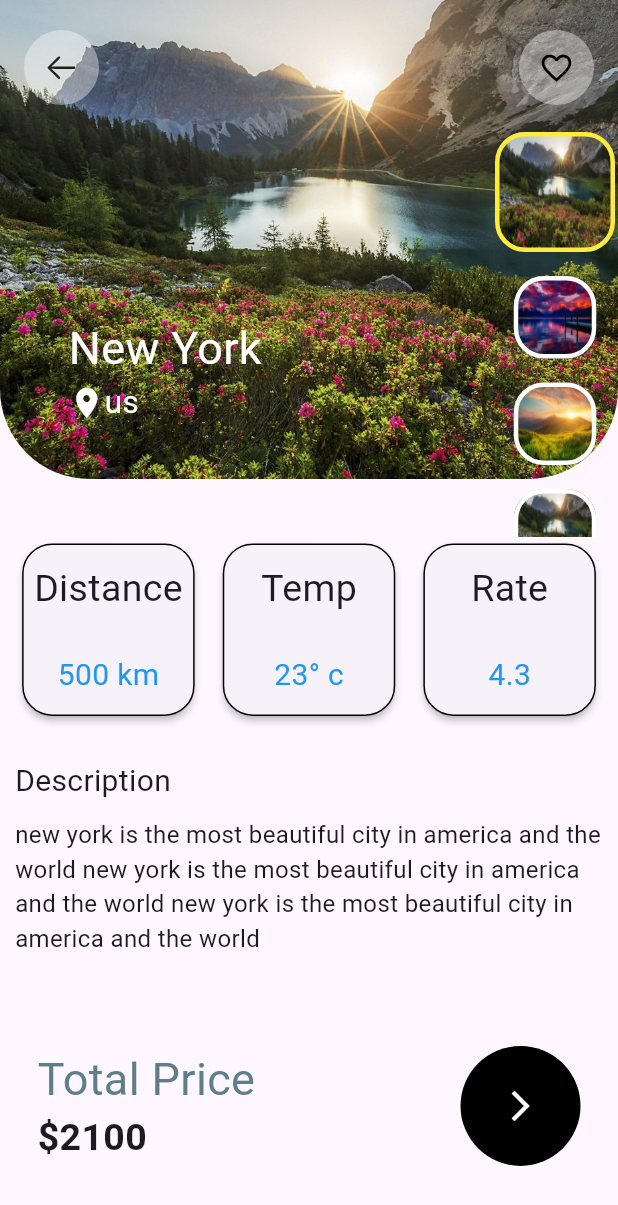
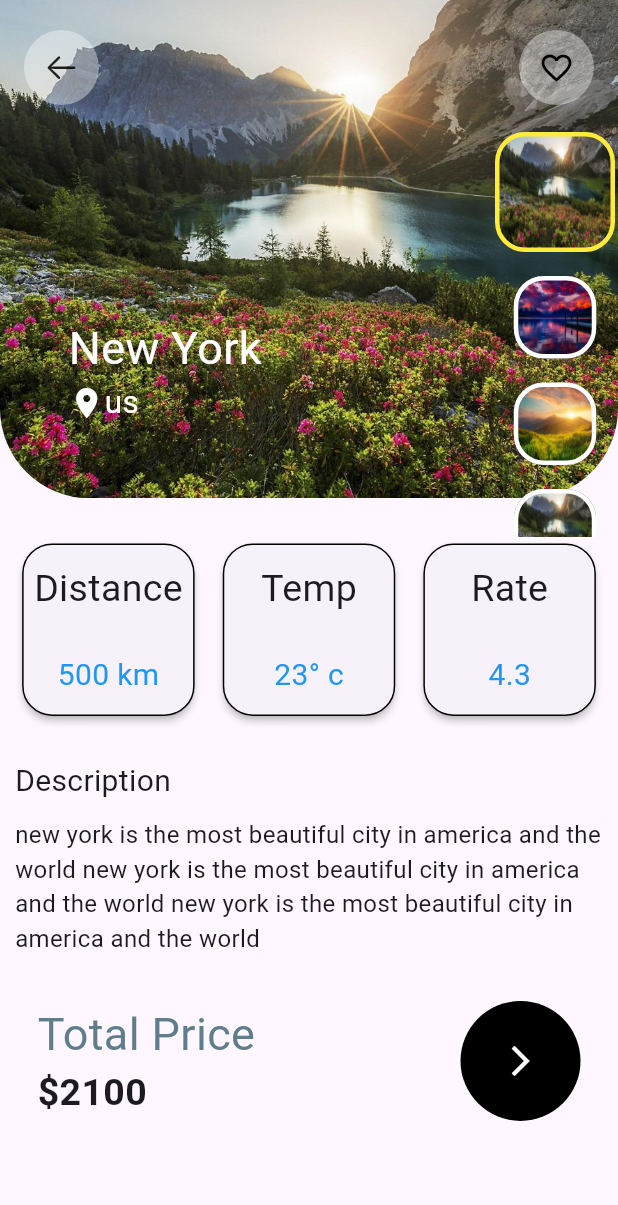
Before and after one commit to Aref18/travelv, a Flutter app: the screen it shows after launch, on a phone screen of 412 x 824 dp. Shown: the top 1205 px of the screen. Run offline on Flutter 3.47's test engine with Material 3 defaults, Android fonts, the light colour scheme and no system bars; drawn by our look-alikes of expandable_text.

```diff
--- a/lib/main.dart
+++ b/lib/main.dart
@@ -48,7 +48,7 @@
                 children: [
                   Container(
                     width: double.infinity,
-                    height: Size.height / 2.58,
+                    height: Size.height / 2.48,
                     decoration: BoxDecoration(
                       image: DecorationImage(
                         image: AssetImage(travelList[SelectedIndex].image),
@@ -310,7 +310,7 @@
                               textAlign: TextAlign.start,
                               style: TextStyle(fontSize: 16),
                             ),
-                            SizedBox(height: 50),
+                            SizedBox(height: 20),
                             Padding(
                               padding: const EdgeInsets.only(
                                 left: 15,
```
Also changed, not shown: 1 other file.
